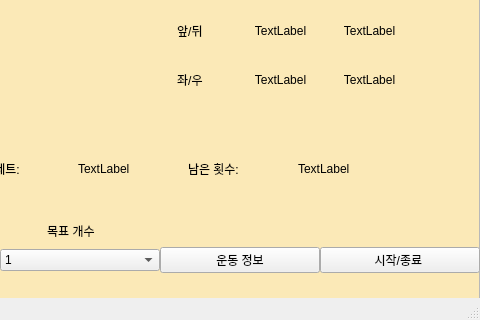
Above: ESE_2022_Robot/GUI_DB/userui.ui from changhyune/handproject before the change; both pictures show x 320 to 800 and y 160 to 480 of the 800 by 480 pixel window. Below: the same form after it.
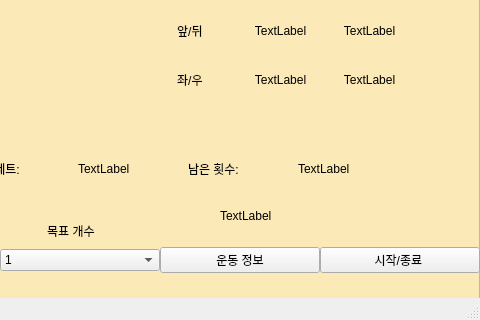
That is the form after the change. The open tabs and pages were chosen to show the change. Icons and pictures are not drawn.

```diff
--- a/ESE_2022_Robot/GUI_DB/userui.ui
+++ b/ESE_2022_Robot/GUI_DB/userui.ui
@@ -1460,6 +1460,19 @@
         <string>TextLabel</string>
        </property>
       </widget>
+      <widget class="QLabel" name="resttime_2">
+       <property name="geometry">
+        <rect>
+         <x>540</x>
+         <y>360</y>
+         <width>211</width>
+         <height>31</height>
+        </rect>
+       </property>
+       <property name="text">
+        <string>TextLabel</string>
+       </property>
+      </widget>
      </widget>
     </widget>
     <widget class="QWidget" name="page_3">
```
Left out of the diff: 35 changed lines with no effect on the pictures.
